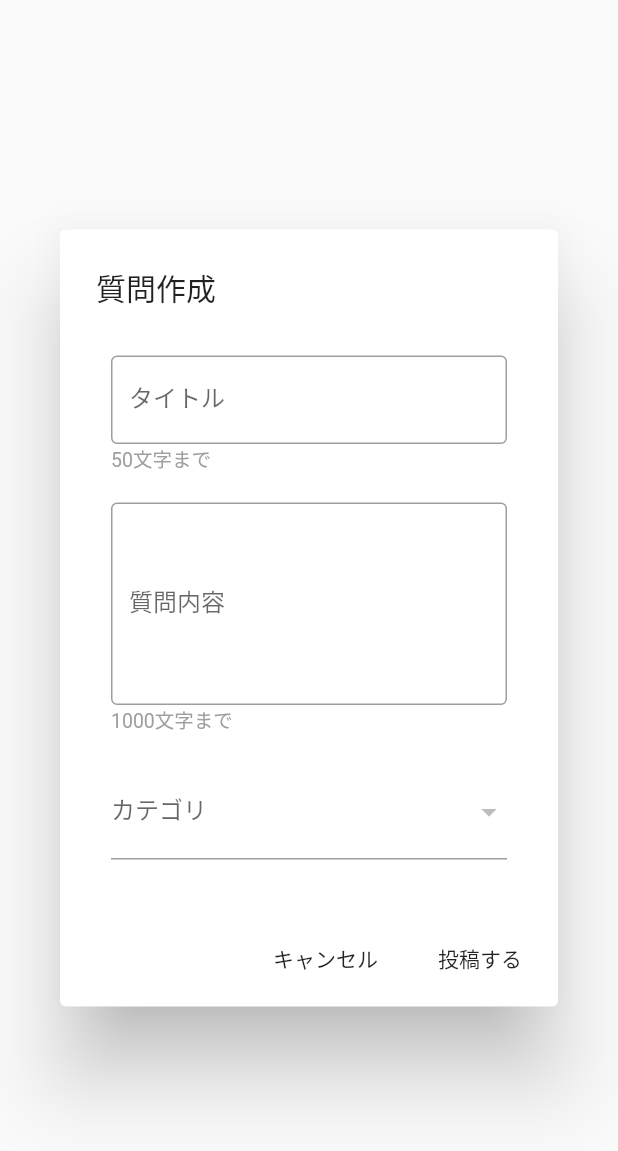
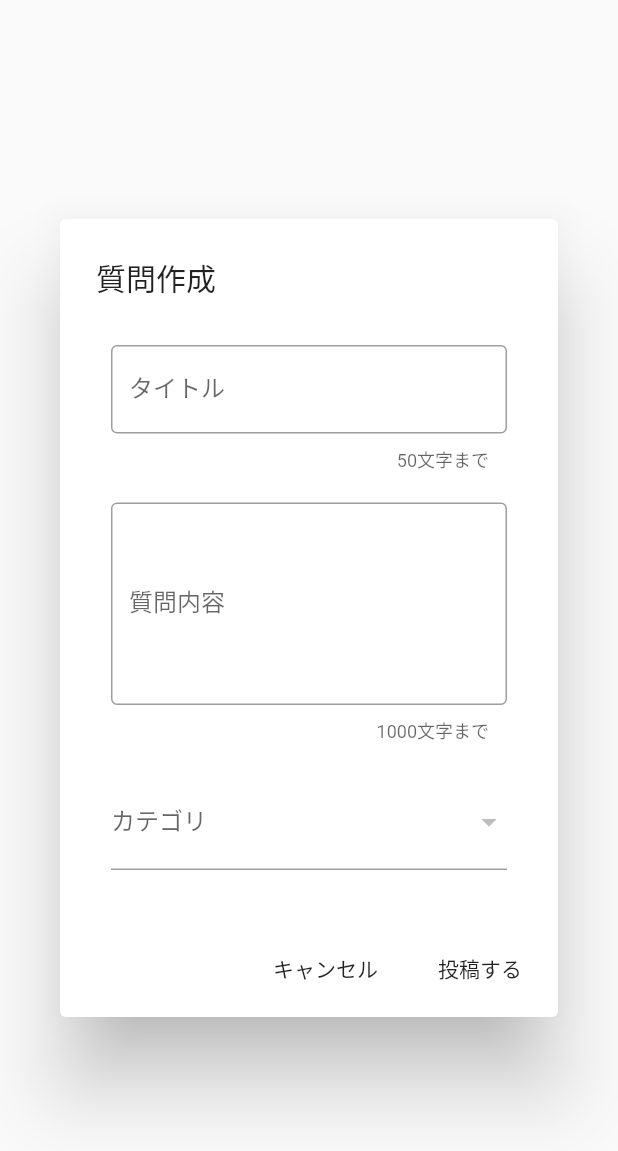
Before and after one commit to axis-sato/bbs_flutter, a Flutter app: the CreateQuestionDialog widget shown alone on an empty page, opened directly, on a phone screen of 412 x 824 dp. Shown: the top 1151 px of the screen. Run offline on Flutter 3.47's test engine with Material 2 defaults, Android fonts, the phone set to English and light mode, and no system bars; network calls fail.

Commit message:
質問新規登録のバリデーションを実装

```diff
--- a/lib/ui/pages/question_list/create_question_dialog.dart
+++ b/lib/ui/pages/question_list/create_question_dialog.dart
@@ -24,10 +24,15 @@ class CreateQuestionDialog extends StatelessWidget {
                     decoration: InputDecoration(
                       border: OutlineInputBorder(),
                       labelText: "タイトル",
+                      counterText: "50文字まで",
+                      errorText: vm.questionTitleErrorMessage,
+                      errorMaxLines: 2,
                     ),
+                    onChanged: (text) {
+                      vm.validateQuestionTitle(text);
+                    },
                     controller: vm.newQuestionTitleController,
                   ),
-                  _FieldAnnotationText("50文字まで"),
                   SizedBox(
                     height: 20,
                   ),
@@ -35,13 +40,18 @@ class CreateQuestionDialog extends StatelessWidget {
                     decoration: InputDecoration(
                       border: OutlineInputBorder(),
                       labelText: "質問内容",
+                      counterText: "1000文字まで",
+                      errorText: vm.questionBodyErrorMessage,
+                      errorMaxLines: 2,
                     ),
+                    onChanged: (text) {
+                      vm.validateQuestionBody(text);
+                    },
                     keyboardType: TextInputType.multiline,
                     maxLines: null,
                     minLines: 5,
                     controller: vm.newQuestionBodyController,
                   ),
-                  _FieldAnnotationText("1000文字まで"),
                   SizedBox(
                     height: 20,
                   ),
@@ -59,7 +69,6 @@ class CreateQuestionDialog extends StatelessWidget {
                     }).toList(),
                     onChanged: (Category newValue) {
                       vm.selectCategory(newValue);
-                      print(newValue.name);
                     },
                   ),
                 ],
@@ -75,8 +84,9 @@ class CreateQuestionDialog extends StatelessWidget {
           FlatButton(
             child: Text('投稿する'),
             onPressed: () {
-              print(vm.newQuestionTitleController.text);
-              print(vm.newQuestionBodyController.text);
+              if (!vm.validateQuestion()) {
+                return;
+              }
               final question = vm.makeQuestion();
               Navigator.of(context).pop(question);
             },
@@ -86,20 +96,3 @@ class CreateQuestionDialog extends StatelessWidget {
     );
   }
 }
-
-class _FieldAnnotationText extends StatelessWidget {
-  final String text;
-
-  _FieldAnnotationText(this.text, {Key key}) : super(key: key);
-
-  @override
-  Widget build(BuildContext context) {
-    return Text(
-      text,
-      style: TextStyle(
-        color: Colors.grey,
-        fontSize: 13,
-      ),
-    );
-  }
-}
```
Also changed, not shown: lib/ui/pages/question_list/question_list_vm.dart (+32 -0 lines).
